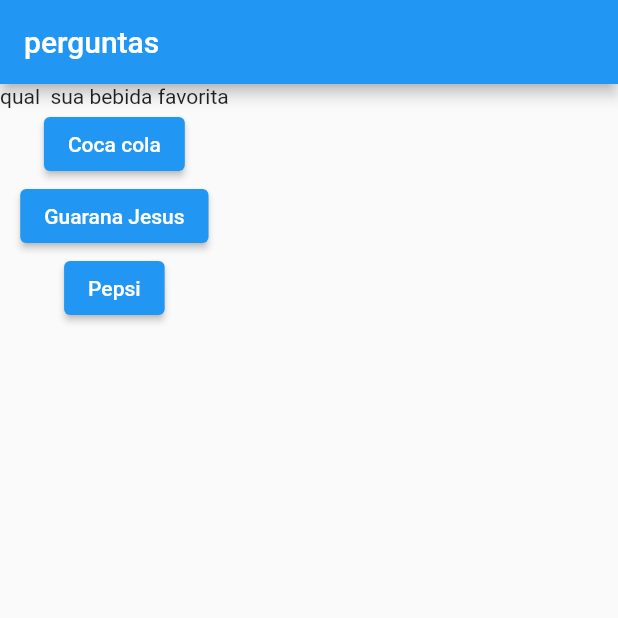
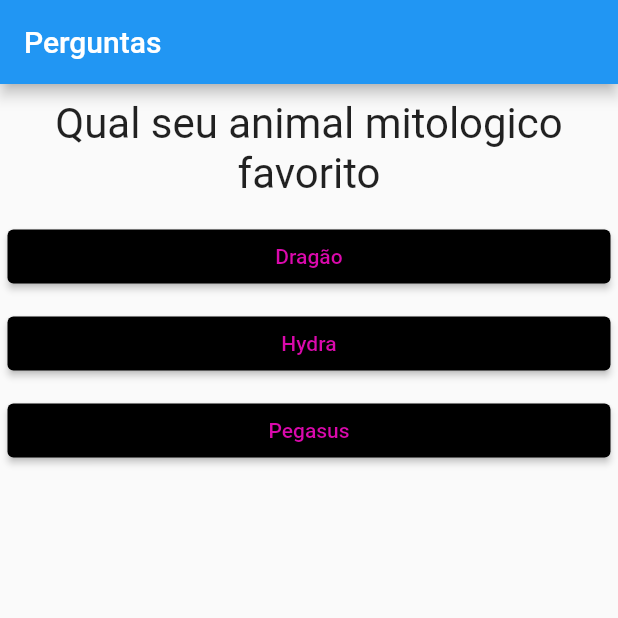
Before and after one commit to AndreFelipeLuz/flutterAndDart, a Flutter app: the screen it shows after launch, on a phone screen of 412 x 824 dp, the top half of it. Run offline on Flutter 3.47's test engine with Material 2 defaults, Android fonts, the phone set to English and light mode, and no system bars.

Commit message:
alteração final do prototipo de questionario

```diff
--- /dev/null
+++ b/projeto_perguntas/lib/Resultado.dart
@@ -0,0 +1,44 @@
+import 'package:flutter/material.dart';
+
+class Resultado extends StatelessWidget {
+
+  final int pontuacao;
+  final void Function() quandoReiniciarQuestionario;
+
+  const Resultado(this.pontuacao,this.quandoReiniciarQuestionario, {super.key});
+
+  String get fraseResult{
+    if(pontuacao < 24){
+      return "sei que pode melhorar,tente denovo!";
+    }else if(pontuacao > 25 && pontuacao < 30)
+    {
+      return "Boa garoto ai sim!!";
+    }else{
+      return "AI SIM TO GOSTANDO DE VER!";
+    }
+  }
+
+  Widget build(BuildContext context) {
+    return Column(
+      mainAxisAlignment: MainAxisAlignment.center,
+      children: [
+        Center(
+          child: Text(
+            fraseResult,
+            style: const TextStyle(
+              fontSize: 28,
+            ),
+          ),
+        ),
+        TextButton(
+          onPressed: quandoReiniciarQuestionario,
+          child: const Text(
+            'Reiniciar?',
+            style: TextStyle(
+              fontSize: 18,
+            ),
+          ),
+        ),
+      ],
+    );
+  }}
--- a/projeto_perguntas/lib/main.dart
+++ b/projeto_perguntas/lib/main.dart
@@ -1,55 +1,93 @@
 import 'package:flutter/material.dart';
-
+import 'package:projeto_perguntas/questionario.dart';
+import 'package:projeto_perguntas/Resultado.dart';
 main() => runApp(PerguntaApp());
 
 
-class PerguntaAppState extends State<PerguntaApp>{
-  int perguntaSelect = 0;
+class _PerguntaAppState extends State<PerguntaApp>{
+  int _perguntaSelecionada = 0;
+  int _pontuacaoTotal = 0;
+  bool get temPerguntaSelecionada{
+    return _perguntaSelecionada < _perguntas.length;
+  }
+  final _perguntas = const[
+      {
+        'texto': 'Qual seu animal mitologico favorito',
+        'respostas':
+        [
+          {'texto': 'Dragão','nota': 9},
+          {'texto': 'Hydra', 'nota': 6},
+          {'texto': 'Pegasus','nota': 4}
+        ]
+      },
+      {
+        'texto': 'Qual é a sua cor favorita?',
+        'respostas':
+        [
+          {'texto': 'Vermelho','nota': 10},
+          {'texto': 'Verde', 'nota': 3},
+          {'texto': 'Roxo','nota': 7}
+        ],
+      },
+      {
+        'texto': 'Qual é o seu animal favorito?',
+        'respostas':
+        [
+          {'texto': 'Axolote','nota': 10},
+          {'texto': 'Calopsita', 'nota': 8},
+          {'texto': 'Serpente','nota': 12}
+        ],
+      },
+      {
+        'texto': 'Qual é o seu Jogo favorito?',
+        'respostas':
+        [
+          {'texto': 'Terraria','nota': 9},
+          {'texto': 'Minecraft', 'nota': 7},
+          {'texto': 'Subnautica','nota': 9},
+          {'texto': 'Stardew Valley','nota': 8}
+        ],
+      },
+    ];
 
-  void responder(){
+  void _responder(int pontuacao) {
+    if (temPerguntaSelecionada) {
+      setState(() {
+        _perguntaSelecionada++;
+        _pontuacaoTotal += pontuacao;
+      });
+      print(_pontuacaoTotal);
+    }
+  }
+    void _reiniciarQuestionario() {
     setState(() {
-      perguntaSelect ++;
+      _perguntaSelecionada = 0;
+      _pontuacaoTotal = 0;
     });
-    print('pergunta respondida irmão!! tmj!');
-    print(perguntaSelect);
   }
 
   @override
-  Widget build(BuildContext context){
-    final pergunte = [
-      'qual  sua bebida favorita',
-      'qual sua serie favorita',
-      'qual seu pokemon favorito',
-      'qual sua classe favorita'
-    ];
+   Widget build(BuildContext context) {
     return MaterialApp(
       home: Scaffold(
         appBar: AppBar(
-          title: Text("perguntas"),
+          title: const Text('Perguntas'),
         ),
-        body: Column(
-          children: [
-            Text(pergunte[perguntaSelect]),
-            ElevatedButton(
-              child: Text('Coca cola'),
-              onPressed: responder,
-            ),ElevatedButton(
-              child: Text('Guarana Jesus'),
-              onPressed: responder,
-            ),ElevatedButton(
-              child: Text('Pepsi'),
-              onPressed: responder,
-            )
-          ],
-        ),
-        ),
-      );
+        body: temPerguntaSelecionada
+            ? Questionario(
+                perguntas: _perguntas,
+                perguntaSelecionada: _perguntaSelecionada,
+                quandoResponder: _responder,
+              )
+            : Resultado(_pontuacaoTotal,_reiniciarQuestionario),
+      ),
+    );
   }
 }
 
 class PerguntaApp extends StatefulWidget{
 
-  PerguntaAppState createState(){
-    return PerguntaAppState();
+  _PerguntaAppState createState(){
+    return _PerguntaAppState();
   }
 }
--- /dev/null
+++ b/projeto_perguntas/lib/questao.dart
@@ -0,0 +1,20 @@
+import 'package:flutter/material.dart';
+
+class Questao extends StatelessWidget {
+  final String texto;
+
+  const Questao(this.texto, {super.key});
+
+  @override
+  Widget build(BuildContext context) {
+    return Container(
+      width: double.infinity,
+      margin: const EdgeInsets.all(10),
+      child: Text(
+        texto,
+        style: const TextStyle(fontSize: 28),
+        textAlign: TextAlign.center,
+      ),
+    );
+  }
+}
--- /dev/null
+++ b/projeto_perguntas/lib/questionario.dart
@@ -0,0 +1,40 @@
+import 'package:flutter/material.dart';
+import './questao.dart';
+import './resposta.dart';
+
+class Questionario extends StatelessWidget {
+  final List<Map<String, Object>> perguntas;
+  final int perguntaSelecionada;
+  final void Function(int) quandoResponder;
+
+  const Questionario({
+    required this.perguntas,
+    required this.perguntaSelecionada,
+    required this.quandoResponder,
+    super.key,
+  });
+
+  bool get temPerguntaSelecionada {
+    return perguntaSelecionada < perguntas.length;
+  }
+
+  @override
+  Widget build(BuildContext context) {
+    List<Map<String, Object>> respostas = temPerguntaSelecionada
+        ? perguntas[perguntaSelecionada]['respostas']
+            as List<Map<String, Object>>
+        : [];
+
+    return Column(
+      children: [
+        Questao(perguntas[perguntaSelecionada]['texto'] as String),
+        ...respostas.map((resp) {
+          return Resposta(
+            resp['texto'] as String,
+            () => quandoResponder(resp['nota'] as int),
+          );
+        }).toList(),
+      ],
+    );
+  }
+}
--- /dev/null
+++ b/projeto_perguntas/lib/resposta.dart
@@ -0,0 +1,21 @@
+import 'package:flutter/material.dart';
+
+class Resposta extends StatelessWidget {
+  Resposta(this.texto,this.selecionado, {super.key});
+
+  final String texto;
+  final void Function() selecionado;
+
+  @override
+  Widget build(BuildContext context) {
+    return Container(
+      width: double.infinity,
+      margin: const EdgeInsets.all(5),
+      child:ElevatedButton(
+              style: TextButton.styleFrom(backgroundColor: Color.fromARGB(255, 0, 0, 0)),
+              child: Text(texto,style: TextStyle(color: Color.fromARGB(255, 218, 9, 172).withOpacity(1.0))),
+              onPressed: selecionado,
+            )
+    );
+    }
+}
```
